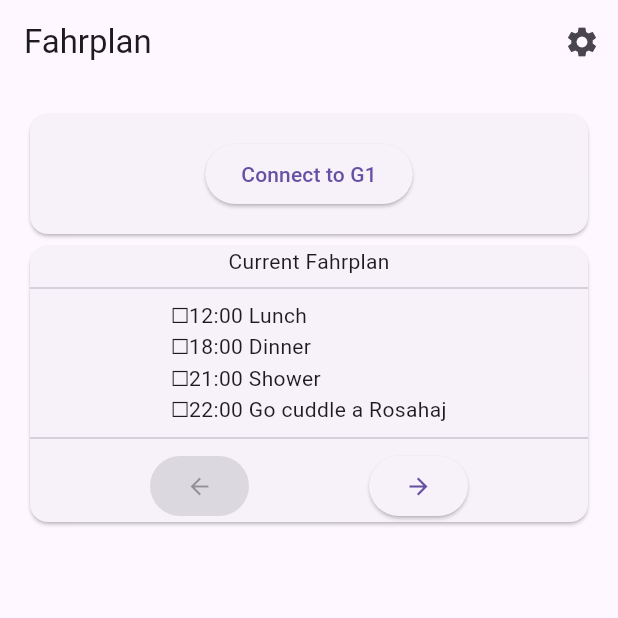
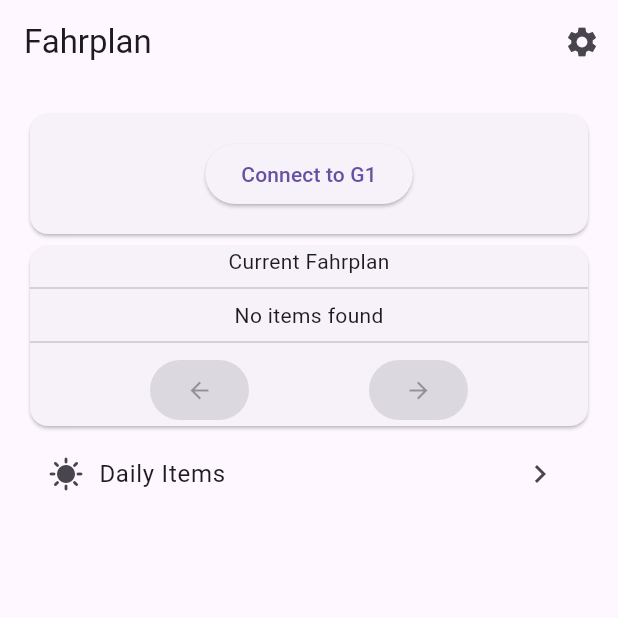
Before and after one commit to meyskens/fahrplan, a Flutter app: the screen it shows after launch, on a phone screen of 412 x 824 dp, the top half of it. Run offline on Flutter 3.47's test engine with Material 3 defaults, Android fonts, the phone set to English and light mode, and no system bars; our stand-ins replace flutter_blue_plus, flutter_local_notifications, hive, hive_flutter, permission_handler, shared_preferences; missing offline and left inert: android_package_manager, flutter_background_service, notification_listener_service; accounts and stored records are empty.

Commit message:
Add daily

```diff
--- a/lib/main.dart
+++ b/lib/main.dart
@@ -28,8 +28,9 @@ class App extends StatelessWidget {
 }
 
 Future<void> _initHive() async {
+  Hive.registerAdapter(FahrplanDailyItemAdapter());
   await Hive.initFlutter();
-  Hive.registerAdapter(FahrplanDailyItemAdapter());
+  await Hive.openBox<FahrplanDailyItem>('fahrplanDailyBox');
 }
 
 // this will be used as notification channel id
--- a/lib/models/fahrplan/daily.dart
+++ b/lib/models/fahrplan/daily.dart
@@ -6,11 +6,11 @@ part 'daily.g.dart';
 @HiveType(typeId: 0)
 class FahrplanDailyItem {
   @HiveField(0)
-  final String title;
+  String title;
   @HiveField(1)
-  final int? hour;
+  int? hour;
   @HiveField(2)
-  final int? minute;
+  int? minute;
 
   FahrplanDailyItem({
     required this.title,
--- a/lib/models/fahrplan/fahrplan_dashboard.dart
+++ b/lib/models/fahrplan/fahrplan_dashboard.dart
@@ -1,7 +1,9 @@
+import 'package:fahrplan/models/fahrplan/daily.dart';
 import 'package:fahrplan/models/fahrplan/widgets/fahrplan_widget.dart';
 import 'package:fahrplan/models/fahrplan/widgets/traewelling.dart';
 import 'package:fahrplan/models/g1/note.dart';
 import 'package:flutter/foundation.dart';
+import 'package:hive/hive.dart';
 
 class FahrplanItem {
   final String title;
@@ -27,23 +29,21 @@ class FahrplanDashboard {
   }
   FahrplanDashboard._internal();
 
-  List<FahrplanItem> items = [
-    FahrplanItem(title: "Get dressed", hour: 8, minute: 0),
-    FahrplanItem(title: "Breakfast + meds", hour: 8, minute: 10),
-    FahrplanItem(title: "Leave to FJE", hour: 9, minute: 20),
-    FahrplanItem(title: "Train to FN", hour: 9, minute: 40),
-    FahrplanItem(title: "Lunch", hour: 12, minute: 0),
-    FahrplanItem(title: "Dinner", hour: 18, minute: 0),
-    FahrplanItem(title: "Shower", hour: 21, minute: 0),
-    FahrplanItem(title: "Go cuddle a Rosahaj", hour: 22, minute: 0),
-    FahrplanItem(title: "Go cuddle a Rosahaj", hour: 23, minute: 59),
-  ];
+  List<FahrplanItem> items = [];
 
   List<FahrplanWidget> widgets = [
     TraewellingWidget(),
   ];
 
+  Future<void> _loadItems() async {
+    items.clear();
+
+    final fahrplanDailyBox = Hive.box<FahrplanDailyItem>('fahrplanDailyBox');
+    items.addAll(fahrplanDailyBox.values.map((e) => e.toFahrplanItem()));
+  }
+
   Future<List<Note>> generateDashboardItems() async {
+    await _loadItems();
     _sortItemsByTime();
 
     widgets.sort((a, b) => a.getPriority().compareTo(b.getPriority()));
--- a/lib/screens/home_screen.dart
+++ b/lib/screens/home_screen.dart
@@ -1,5 +1,6 @@
 import 'dart:async';
 
+import 'package:fahrplan/screens/fahrplan_daily.dart';
 import 'package:fahrplan/screens/settings_screen.dart';
 import 'package:fahrplan/widgets/current_fahrplan.dart';
 import 'package:flutter/material.dart';
@@ -100,6 +101,22 @@ class _HomePageState extends State<HomePage> {
             ),
           ),
           CurrentFahrplan(),
+          ListTile(
+            title: Row(
+              children: [
+                Icon(Icons.sunny),
+                SizedBox(width: 10),
+                Text('Daily Items'),
+              ],
+            ),
+            trailing: Icon(Icons.chevron_right),
+            onTap: () {
+              Navigator.push(
+                context,
+                MaterialPageRoute(builder: (context) => FahrplanDailyPage()),
+              );
+            },
+          ),
         ],
       ),
     );
```
Also changed, not shown: lib/screens/fahrplan_daily.dart (added, +210 -0 lines).
